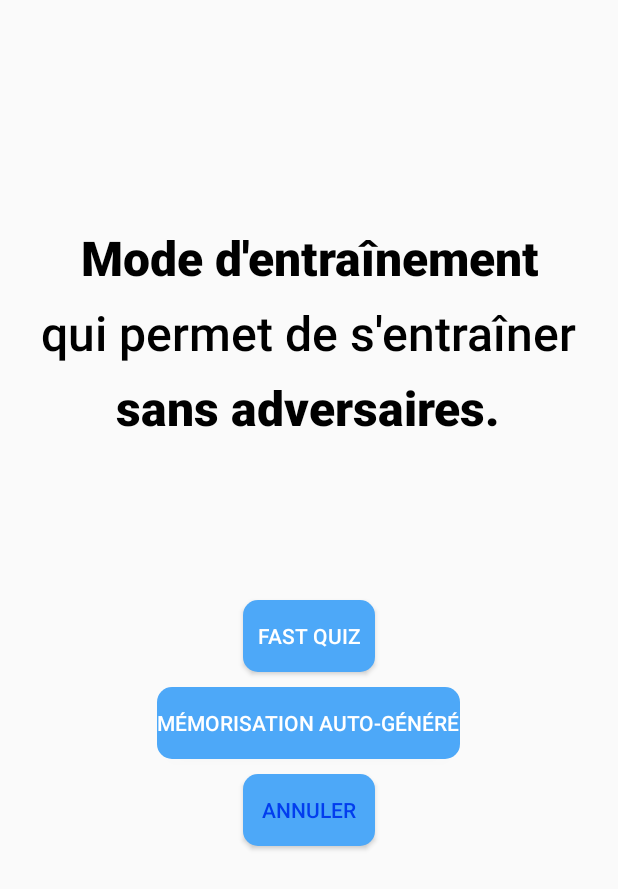
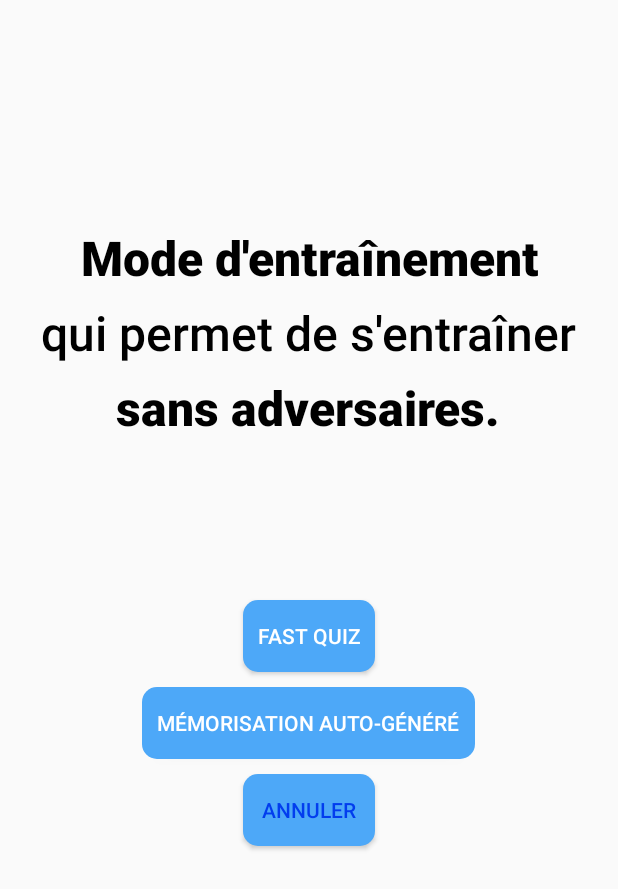
Before and after one commit to Kali-ki/BeFaster, an Android app: the TrainingActivity screen opened directly, with no data from a screen before it, on a phone screen of 412 x 824 dp. Shown: the top 889 px of the screen. Run offline under Robolectric (Android 15) with nearby library versions, the phone set to English and light mode, and no system bars; Roboto replaces fonts that are not available here.

Commit message:
Add padding for the button "Memory auto généré"

```diff
--- a/BeFaster/app/src/main/res/layout/activity_training.xml
+++ b/BeFaster/app/src/main/res/layout/activity_training.xml
@@ -50,6 +50,7 @@
         android:layout_centerHorizontal="true"
         android:layout_marginTop="10dp"
         android:background="@drawable/rounded_corners"
+        android:padding="10dp"
         android:textColor="@color/white"/>
 
     <Button
```
